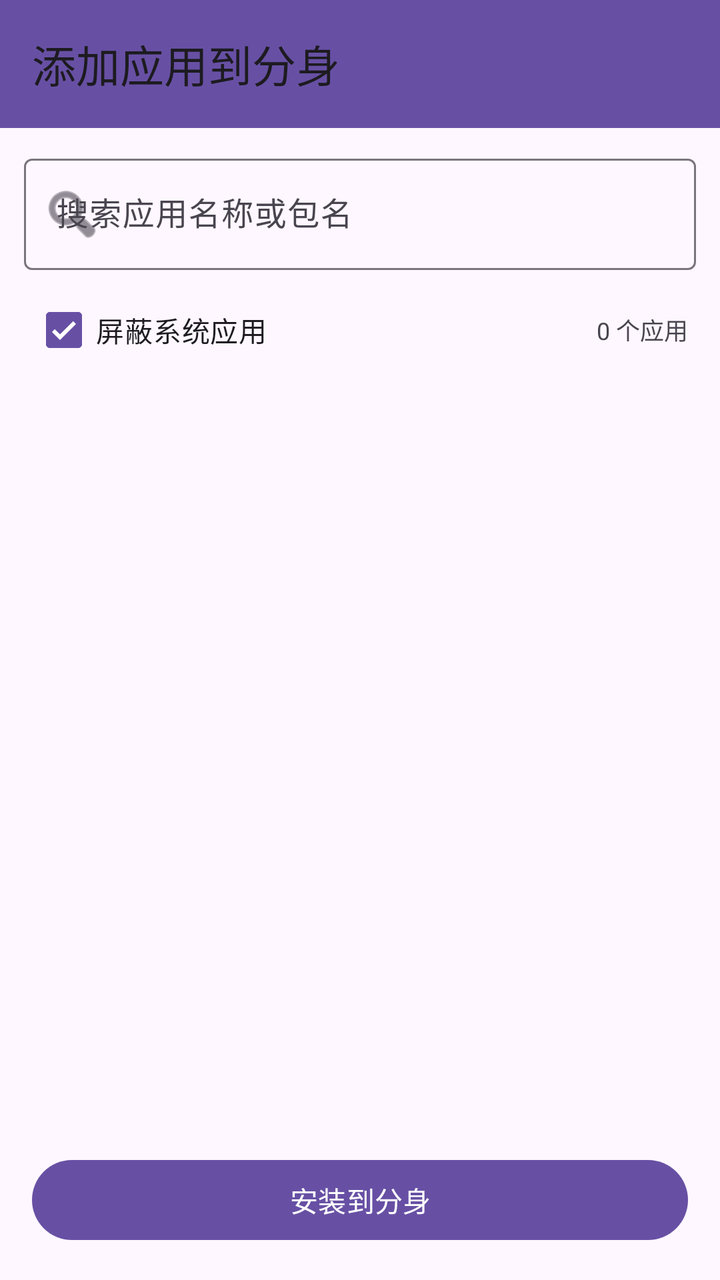
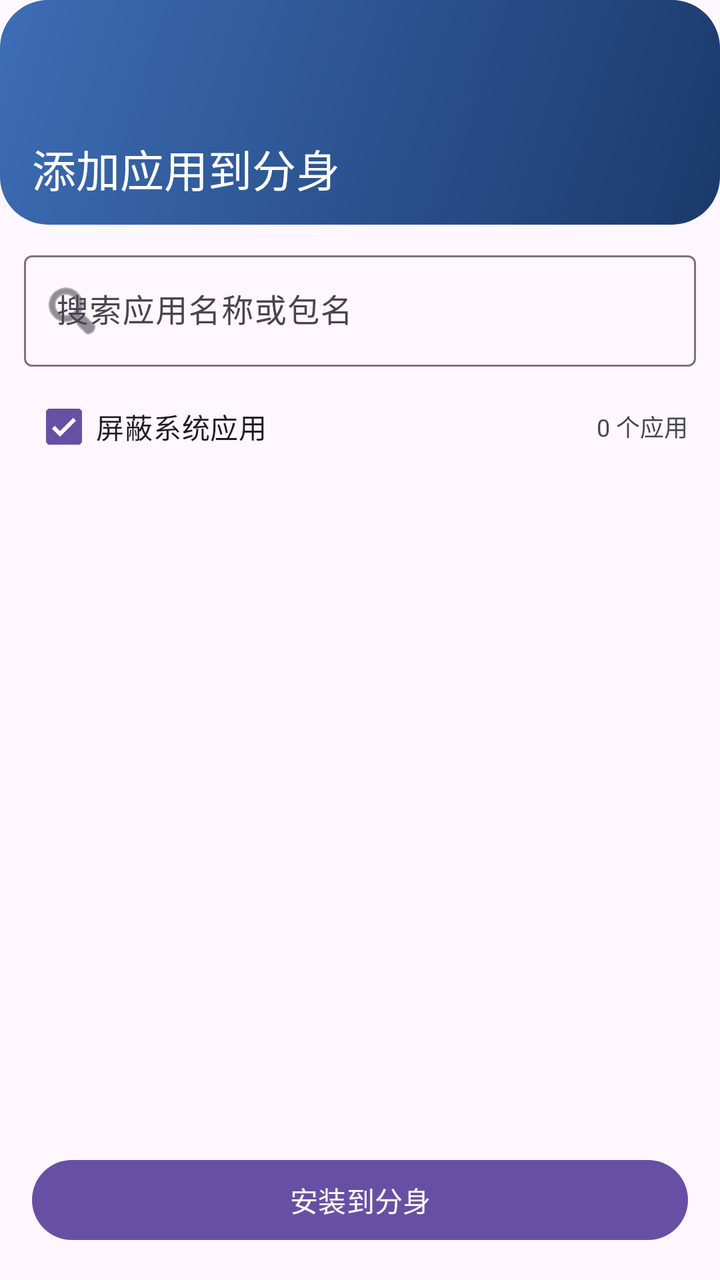

The first picture is an Android layout as it rendered before a commit; the second is the same layout after the commit. The layout source and the unified diff follow.
<!-- AndroidManifest.xml: application theme Theme.CloneManager -->
<!-- res/layout/activity_add_apps.xml -->
<?xml version="1.0" encoding="utf-8"?>
<LinearLayout xmlns:android="http://schemas.android.com/apk/res/android"
    xmlns:app="http://schemas.android.com/apk/res-auto"
    android:layout_width="match_parent"
    android:layout_height="match_parent"
    android:orientation="vertical"
    android:background="?android:colorBackground">

    <com.google.android.material.appbar.MaterialToolbar
        android:id="@+id/toolbar"
        android:layout_width="match_parent"
        android:layout_height="?attr/actionBarSize"
        android:background="?attr/colorPrimary"
        android:titleTextColor="?attr/colorOnPrimary"
        app:title="添加应用到分身" />

    <com.google.android.material.textfield.TextInputLayout
        android:id="@+id/searchLayout"
        android:layout_width="match_parent"
        android:layout_height="wrap_content"
        android:layout_marginStart="12dp"
        android:layout_marginEnd="12dp"
        android:layout_marginTop="10dp"
        app:boxBackgroundMode="outline"
        app:startIconDrawable="@android:drawable/ic_menu_search"
        android:hint="搜索应用名称或包名">

        <com.google.android.material.textfield.TextInputEditText
            android:id="@+id/searchInput"
            android:layout_width="match_parent"
            android:layout_height="wrap_content"
            android:inputType="text"
            android:imeOptions="actionSearch"
            android:maxLines="1" />
    </com.google.android.material.textfield.TextInputLayout>

    <LinearLayout
        android:layout_width="match_parent"
        android:layout_height="wrap_content"
        android:orientation="horizontal"
        android:gravity="center_vertical"
        android:paddingStart="16dp"
        android:paddingEnd="16dp"
        android:paddingTop="6dp"
        android:paddingBottom="2dp">

        <CheckBox
            android:id="@+id/chkHideSystem"
            android:layout_width="0dp"
            android:layout_height="wrap_content"
            android:layout_weight="1"
            android:text="屏蔽系统应用"
            android:checked="true" />

        <TextView
            android:id="@+id/countText"
            android:layout_width="wrap_content"
            android:layout_height="wrap_content"
            android:textSize="12sp"
            android:textColor="?attr/colorOnSurfaceVariant"
            android:text="0 个应用" />
    </LinearLayout>

    <androidx.recyclerview.widget.RecyclerView
        android:id="@+id/addList"
        android:layout_width="match_parent"
        android:layout_height="0dp"
        android:layout_weight="1"
        android:paddingStart="12dp"
        android:paddingEnd="12dp"
        android:clipToPadding="false" />

    <com.google.android.material.button.MaterialButton
        android:id="@+id/btnInstallSelected"
        android:layout_width="match_parent"
        android:layout_height="wrap_content"
        android:layout_margin="16dp"
        android:text="安装到分身" />

</LinearLayout>
<!-- resources referenced by this layout -->
<resources>
  <style name="Theme.CloneManager" parent="Theme.Material3.DayNight.NoActionBar">
          <item name="android:windowLightStatusBar">true</item>
          <item name="android:statusBarColor">@android:color/transparent</item>
      </style>
</resources>

<!-- the commit's change to res/layout/activity_add_apps.xml (unified diff, before → after) -->
@@ -9,9 +9,14 @@
     <com.google.android.material.appbar.MaterialToolbar
         android:id="@+id/toolbar"
         android:layout_width="match_parent"
-        android:layout_height="?attr/actionBarSize"
-        android:background="?attr/colorPrimary"
-        android:titleTextColor="?attr/colorOnPrimary"
+        android:layout_height="wrap_content"
+        android:background="@drawable/bg_hero"
+        android:paddingTop="?attr/actionBarSize"
+        android:paddingBottom="16dp"
+        android:paddingStart="8dp"
+        android:paddingEnd="16dp"
+        app:titleTextColor="@color/hero_text"
+        app:navigationIconTint="@color/hero_text"
         app:title="添加应用到分身" />
 
     <com.google.android.material.textfield.TextInputLayout
<!-- resource entries referenced after the edit -->
@@ -1,8 +1,17 @@
 <!-- resources referenced by this layout -->
 <resources>
+  <color name="hero_text">#FFFFFF</color>
+  <!-- drawable bg_hero (drawable) -->
+  <?xml version="1.0" encoding="utf-8"?>
+  <shape xmlns:android="http://schemas.android.com/apk/res/android" android:shape="rectangle">
+      <corners android:radius="24dp" />
+      <gradient android:startColor="@color/hero_start" android:endColor="@color/hero_end" android:angle="135" />
+  </shape>
   <style name="Theme.CloneManager" parent="Theme.Material3.DayNight.NoActionBar">
           <item name="android:windowLightStatusBar">true</item>
           <item name="android:statusBarColor">@android:color/transparent</item>
       </style>
+  <color name="hero_start">#1B3A6B</color>
+  <color name="hero_end">#3D6DB5</color>
 </resources>
 
